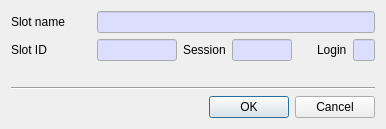
The window that CryptokiMan/close_session_dlg.ui (jykim74/CryptokiMan) describes before a commit, drawn with Qt 5.
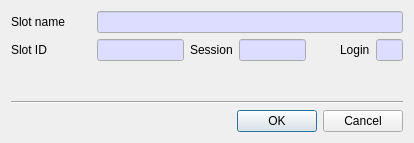
The same window after the commit.

The edit to the form file:
```diff
--- a/CryptokiMan/close_session_dlg.ui
+++ b/CryptokiMan/close_session_dlg.ui
@@ -6,8 +6,8 @@
    <rect>
     <x>0</x>
     <y>0</y>
-    <width>386</width>
-    <height>129</height>
+    <width>414</width>
+    <height>143</height>
    </rect>
   </property>
   <property name="windowTitle">
@@ -34,6 +34,12 @@
      </item>
      <item row="0" column="1">
       <widget class="QLineEdit" name="mSlotNameText">
+       <property name="minimumSize">
+        <size>
+         <width>300</width>
+         <height>0</height>
+        </size>
+       </property>
        <property name="palette">
         <palette>
          <active>
```
